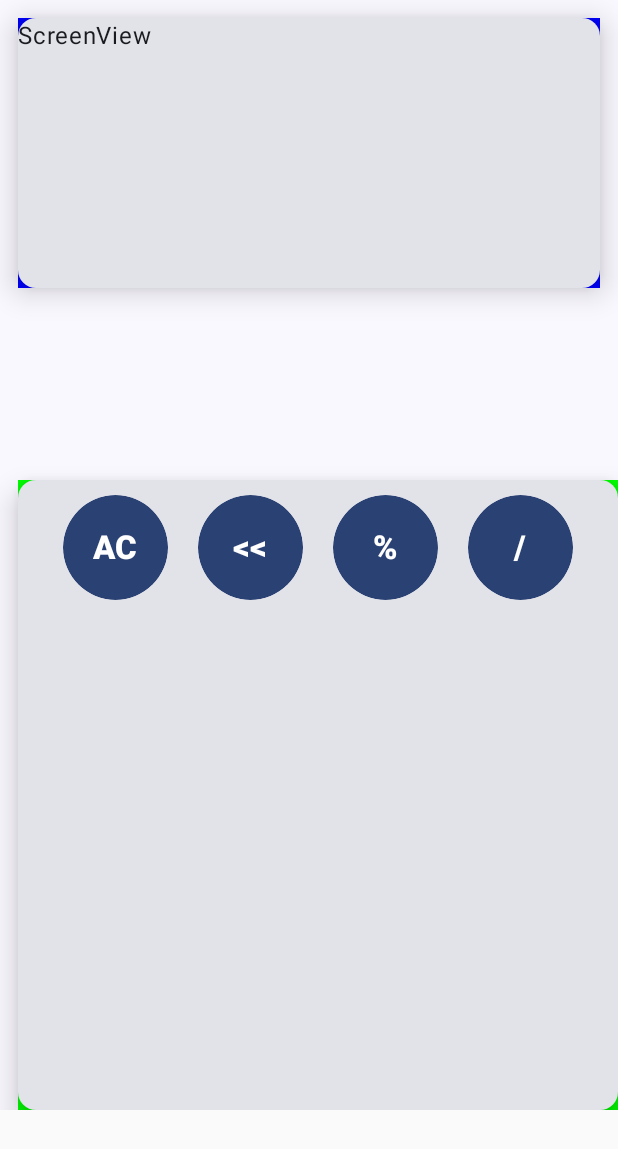
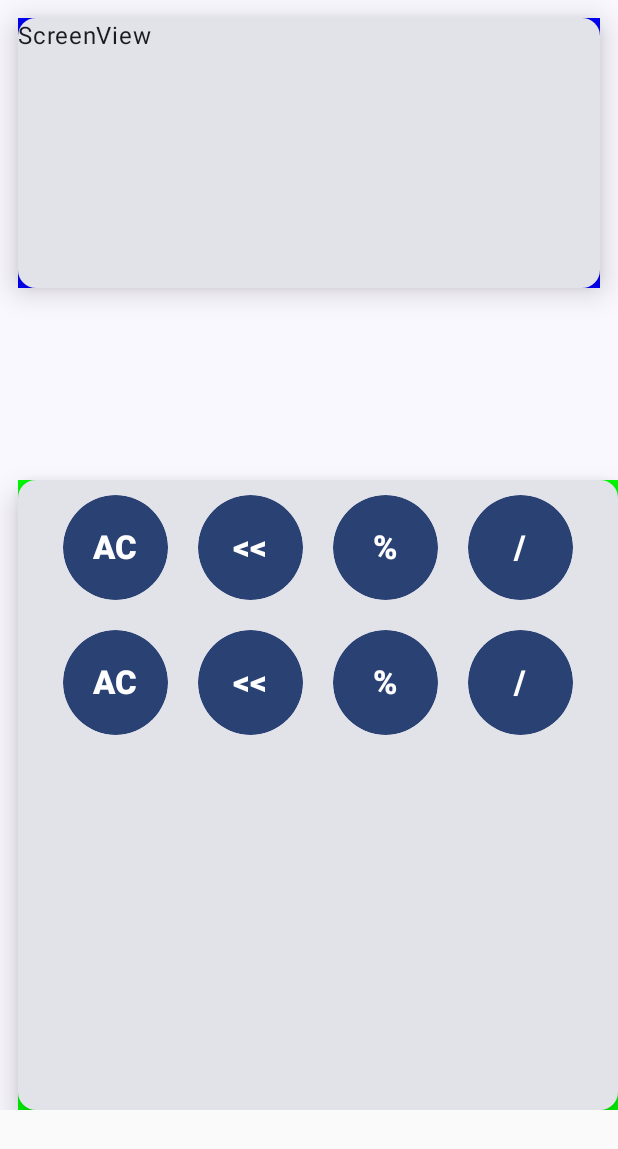
Before and after one commit to gnsgns6/CalcNow, an Android app built with Jetpack Compose: the screen it shows after launch (MainActivity), on a phone screen of 412 x 824 dp. Shown: the top 1149 px of the screen. Run offline under Robolectric (Android 15) with nearby library versions, the phone set to English and light mode, and no system bars.

Commit message:
Buttons ready to click

```diff
--- a/app/src/main/java/com/geniusback/calcnow/ui/theme/Buttons.kt
+++ b/app/src/main/java/com/geniusback/calcnow/ui/theme/Buttons.kt
@@ -1,26 +1,47 @@
 package com.geniusback.calcnow.ui.theme
-
+import com.geniusback.calcnow.*
+import android.icu.text.ListFormatter.Width
+import android.os.Bundle
+import androidx.activity.ComponentActivity
+import androidx.activity.compose.setContent
 import androidx.compose.foundation.background
+import androidx.compose.foundation.horizontalScroll
 import androidx.compose.foundation.layout.Arrangement
 import androidx.compose.foundation.layout.Column
 import androidx.compose.foundation.layout.PaddingValues
 import androidx.compose.foundation.layout.Row
+import androidx.compose.foundation.layout.defaultMinSize
+import androidx.compose.foundation.layout.fillMaxHeight
 import androidx.compose.foundation.layout.fillMaxSize
 import androidx.compose.foundation.layout.fillMaxWidth
 import androidx.compose.foundation.layout.padding
 import androidx.compose.foundation.layout.size
+import androidx.compose.foundation.rememberScrollState
 import androidx.compose.foundation.shape.CircleShape
+import androidx.compose.foundation.shape.RoundedCornerShape
 import androidx.compose.material3.Button
 import androidx.compose.material3.Card
 import androidx.compose.material3.CardDefaults
+import androidx.compose.material3.CardElevation
+import androidx.compose.material3.ElevatedCard
+import androidx.compose.material3.MaterialTheme
+import androidx.compose.material3.Shapes
+import androidx.compose.material3.Surface
 import androidx.compose.material3.Text
 import androidx.compose.runtime.Composable
+import androidx.compose.ui.Alignment
 import androidx.compose.ui.Modifier
 import androidx.compose.ui.draw.clip
 import androidx.compose.ui.graphics.Color
+import androidx.compose.ui.graphics.RectangleShape
 import androidx.compose.ui.text.font.FontWeight
+import androidx.compose.ui.text.style.TextAlign
+import androidx.compose.ui.tooling.preview.Preview
+import androidx.compose.ui.unit.TextUnit
 import androidx.compose.ui.unit.dp
 import androidx.compose.ui.unit.sp
+import com.geniusback.calcnow.ui.theme.*
+import com.geniusback.calcnow.ui.theme.CalcNowTheme
 
 @Composable
 fun ScreenView() {
@@ -33,10 +54,7 @@ fun ScreenView() {
     )
     { Text(text = "ScreenView") }
 }
-@Composable
-fun KeyBindings(){
 
-}
 @Composable
 fun KeyView() {
     Card(
@@ -48,11 +66,9 @@ fun KeyView() {
         elevation = CardDefaults.cardElevation(defaultElevation = 12.dp)
     )
     {
-        Column {
         Row(
             horizontalArrangement = Arrangement.Center,
-                modifier = Modifier
-                    .fillMaxWidth()
+            modifier = Modifier.fillMaxWidth()
         ) {
             Button(
                 onClick = { /*TODO*/ },
@@ -110,8 +126,69 @@ fun KeyView() {
                     softWrap = false
                 )
             }
-
+        }
+        Row(
+            horizontalArrangement = Arrangement.Center,
+            modifier = Modifier.fillMaxWidth()
+        ) {
+            Button(
+                onClick = { /*TODO*/ },
+                contentPadding = PaddingValues(0.dp),
+                modifier = Modifier
+                    .padding(10.dp)
+                    .size(70.dp)
+                    .clip(CircleShape)
+            )
+            {
+                Text(
+                    text = "AC", fontSize = 22.sp, fontWeight = FontWeight.ExtraBold,
+                    softWrap = false
+                )
+            }
+            Button(
+                onClick = { /*TODO*/ },
+                contentPadding = PaddingValues(0.dp),
+                modifier = Modifier
+                    .padding(10.dp)
+                    .size(70.dp)
+                    .clip(CircleShape)
+            )
+            {
+                Text(
+                    text = "<<", fontSize = 22.sp, fontWeight = FontWeight.ExtraBold,
+                    softWrap = false
+                )
+            }
+            Button(
+                onClick = { /*TODO*/ },
+                contentPadding = PaddingValues(0.dp),
+                modifier = Modifier
+                    .padding(10.dp)
+                    .size(70.dp)
+                    .clip(CircleShape)
+            )
+            {
+                Text(
+                    text = "%", fontSize = 22.sp, fontWeight = FontWeight.ExtraBold,
+                    softWrap = false
+                )
+            }
+            Button(
+                onClick = { /*TODO*/ },
+                contentPadding = PaddingValues(0.dp),
+                modifier = Modifier
+                    .padding(10.dp)
+                    .size(70.dp)
+                    .clip(CircleShape)
+            )
+            {
+                Text(
+                    text = "/", fontSize = 22.sp, fontWeight = FontWeight.ExtraBold,
+                    softWrap = false
+                )
             }
         }
     }
+
+
 }
```
Also changed, not shown: app/src/main/java/com/geniusback/calcnow/MainActivity.kt (+0 -22 lines). Lines whose indentation alone changed are shown as unchanged.
